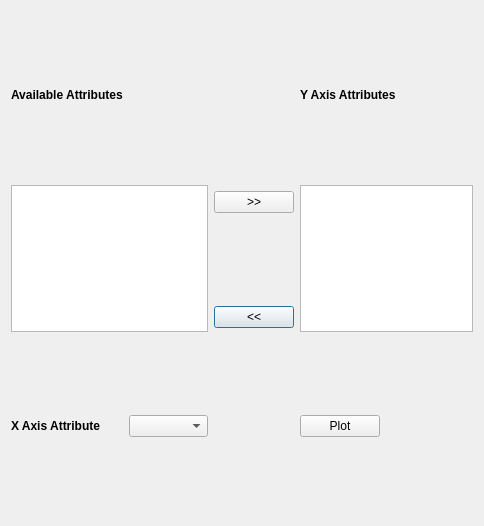
Before: the Qt Designer form ui_spatialplot.ui in AuScope/spatial-plot, drawn with Qt 5.
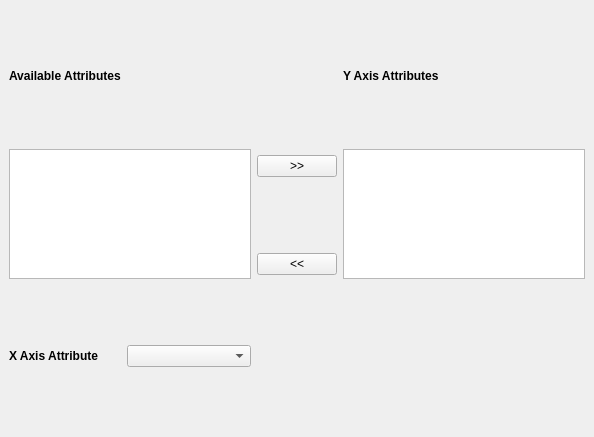
After: the same form once the commit is applied.

Commit message: Made into QDockWidget. Made replots a little more automatic

```diff
--- a/ui_spatialplot.ui
+++ b/ui_spatialplot.ui
@@ -1,18 +1,19 @@
 <?xml version="1.0" encoding="UTF-8"?>
 <ui version="4.0">
  <class>SpatialPlot</class>
- <widget class="QDialog" name="SpatialPlot">
+ <widget class="QDockWidget" name="SpatialPlot">
   <property name="geometry">
    <rect>
     <x>0</x>
     <y>0</y>
-    <width>484</width>
-    <height>526</height>
+    <width>594</width>
+    <height>437</height>
    </rect>
   </property>
   <property name="windowTitle">
    <string>SpatialPlot</string>
   </property>
+  <widget class="QWidget" name="dockWidgetContents">
   <layout class="QGridLayout" name="gridLayout">
    <item row="4" column="0" colspan="4">
     <layout class="QVBoxLayout" name="verticalLayoutPlot">
@@ -122,20 +123,15 @@
      </property>
     </widget>
    </item>
-   <item row="3" column="3">
-    <widget class="QPushButton" name="pushButtonPlot">
-     <property name="sizePolicy">
-      <sizepolicy hsizetype="Fixed" vsizetype="Fixed">
-       <horstretch>0</horstretch>
-       <verstretch>0</verstretch>
-      </sizepolicy>
-     </property>
-     <property name="text">
-      <string>Plot</string>
-     </property>
-    </widget>
-   </item>
-  </layout>
+    <item row="4" column="0" colspan="4">
+     <layout class="QVBoxLayout" name="verticalLayoutPlot">
+      <property name="sizeConstraint">
+       <enum>QLayout::SetNoConstraint</enum>
+      </property>
+     </layout>
+    </item>
+   </layout>
+  </widget>
  </widget>
  <resources/>
  <connections/>
```
Left out of the diff: 63 changed lines with no effect on the pictures. Lines whose indentation alone changed are shown as unchanged. The commit also changes 4 other files.
